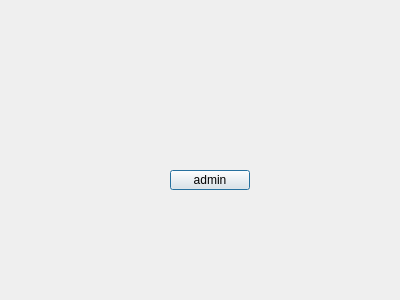
Old version of the form admin.ui in the repository raaamonnn/CS1D-European-Vacation-Project.
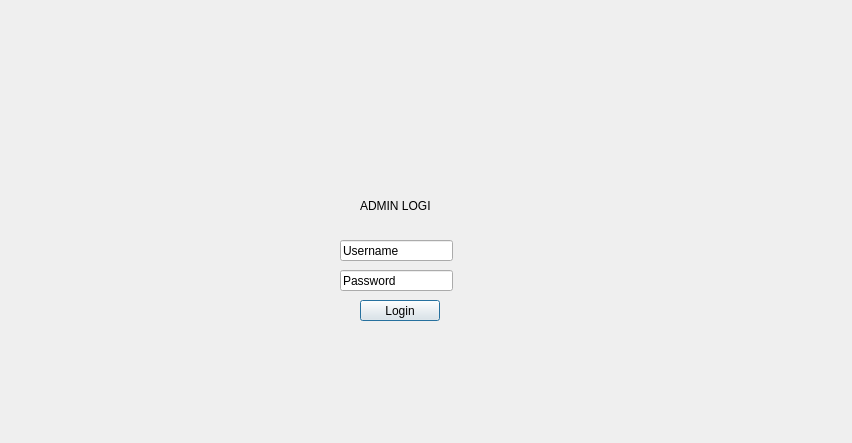
New version of the form.

Patch:
```diff
--- a/admin.ui
+++ b/admin.ui
@@ -6,24 +6,72 @@
    <rect>
     <x>0</x>
     <y>0</y>
-    <width>400</width>
-    <height>300</height>
+    <width>852</width>
+    <height>443</height>
    </rect>
   </property>
   <property name="windowTitle">
    <string>Dialog</string>
   </property>
-  <widget class="QPushButton" name="pushButton">
+  <widget class="QLineEdit" name="username">
    <property name="geometry">
     <rect>
-     <x>170</x>
-     <y>170</y>
+     <x>340</x>
+     <y>240</y>
+     <width>113</width>
+     <height>21</height>
+    </rect>
+   </property>
+   <property name="inputMask">
+    <string>Username</string>
+   </property>
+   <property name="text">
+    <string>Username</string>
+   </property>
+  </widget>
+  <widget class="QLineEdit" name="password">
+   <property name="geometry">
+    <rect>
+     <x>340</x>
+     <y>270</y>
+     <width>113</width>
+     <height>21</height>
+    </rect>
+   </property>
+   <property name="inputMask">
+    <string/>
+   </property>
+   <property name="text">
+    <string>Password</string>
+   </property>
+   <property name="maxLength">
+    <number>32767</number>
+   </property>
+  </widget>
+  <widget class="QPushButton" name="login">
+   <property name="geometry">
+    <rect>
+     <x>360</x>
+     <y>300</y>
      <width>80</width>
-     <height>20</height>
+     <height>21</height>
     </rect>
    </property>
    <property name="text">
-    <string>admin</string>
+    <string>Login</string>
+   </property>
+  </widget>
+  <widget class="QLabel" name="label">
+   <property name="geometry">
+    <rect>
+     <x>360</x>
+     <y>180</y>
+     <width>71</width>
+     <height>51</height>
+    </rect>
+   </property>
+   <property name="text">
+    <string>ADMIN LOGIN</string>
    </property>
   </widget>
  </widget>
```
